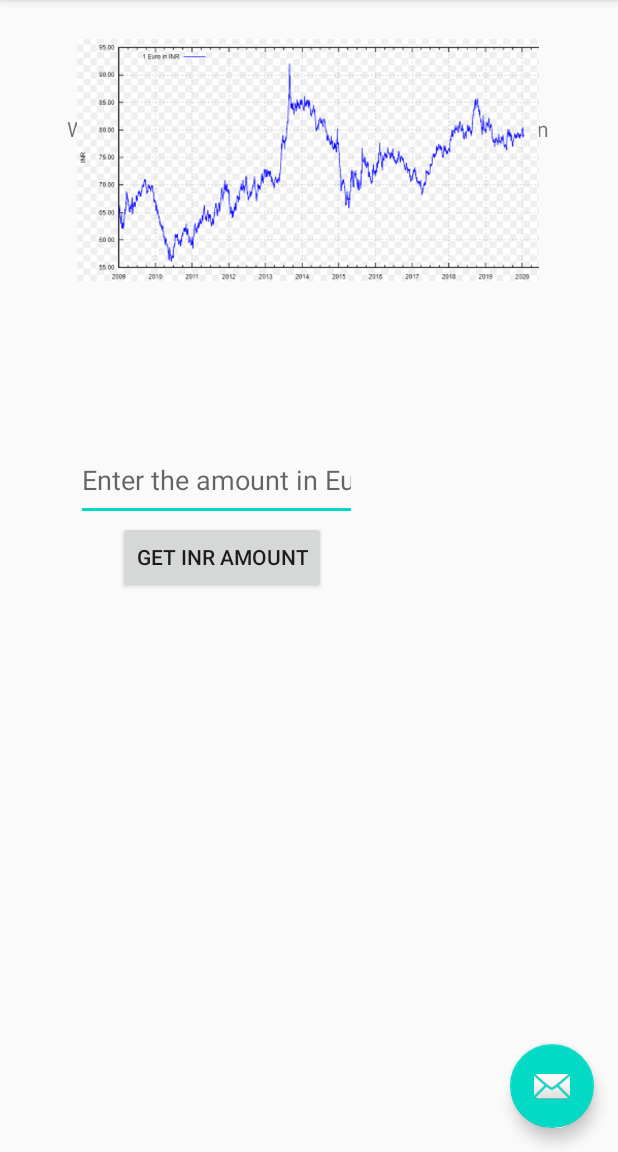
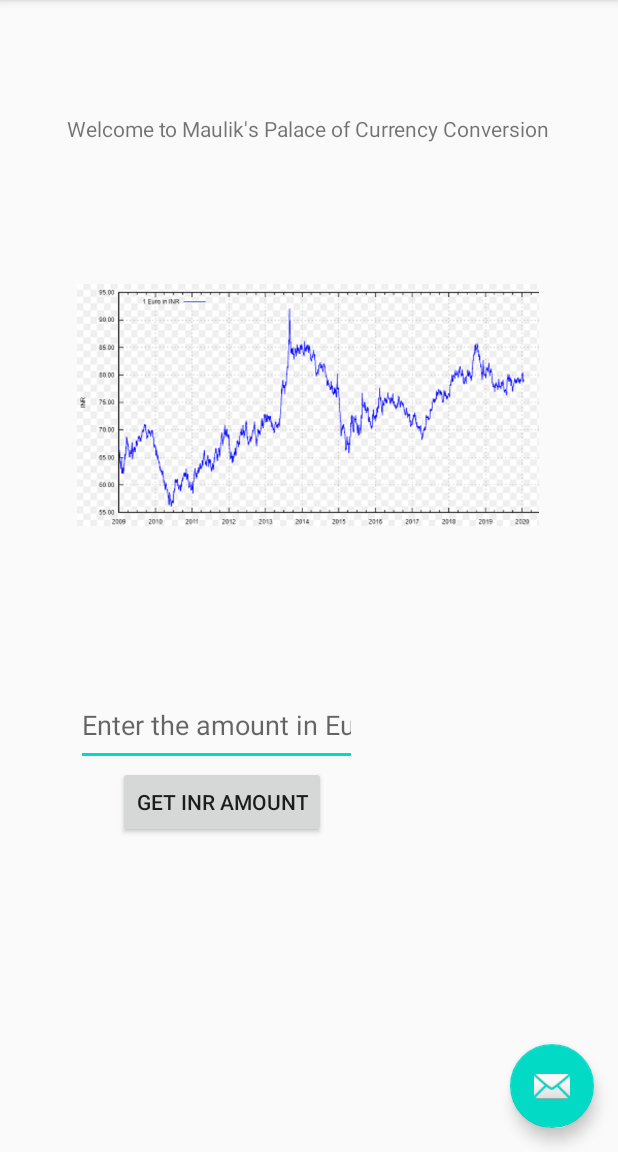
Before and after one commit to anindameister/learningAndroid, an Android app: the screen it shows after launch (MainActivity), on a phone screen of 412 x 824 dp, the part 84-1236 px from its top. Run offline under Robolectric (Android 15) with nearby library versions, the phone set to English and light mode, and no system bars.

Commit message:
the basic app looks fine in the phone

```diff
--- a/MaulikConvertsCurrency/app/src/main/res/layout/content_main.xml
+++ b/MaulikConvertsCurrency/app/src/main/res/layout/content_main.xml
@@ -19,38 +19,38 @@
         app:layout_constraintTop_toTopOf="parent"
         app:layout_constraintVertical_bias="1.0"
         app:navGraph="@navigation/nav_graph" />
+<!--    -->
+<!--    <EditText-->
+<!--        android:id="@+id/editTextTextPersonName"-->
+<!--        android:layout_width="187dp"-->
+<!--        android:layout_height="54dp"-->
+<!--        android:layout_marginTop="80dp"-->
+<!--        android:ems="10"-->
+<!--        android:hint="Enter the amount in Euros"-->
+<!--        android:inputType="textPersonName"-->
+<!--        app:layout_constraintEnd_toEndOf="parent"-->
+<!--        app:layout_constraintHorizontal_bias="0.227"-->
+<!--        app:layout_constraintStart_toStartOf="parent"-->
+<!--        app:layout_constraintTop_toBottomOf="@+id/imageView" />-->
 
-    <EditText
-        android:id="@+id/editTextTextPersonName"
-        android:layout_width="187dp"
-        android:layout_height="54dp"
-        android:layout_marginTop="80dp"
-        android:ems="10"
-        android:hint="Enter the amount in Euros"
-        android:inputType="textPersonName"
-        app:layout_constraintEnd_toEndOf="parent"
-        app:layout_constraintHorizontal_bias="0.227"
-        app:layout_constraintStart_toStartOf="parent"
-        app:layout_constraintTop_toBottomOf="@+id/imageView" />
+<!--    <Button-->
+<!--        android:id="@+id/button"-->
+<!--        android:layout_width="wrap_content"-->
+<!--        android:layout_height="wrap_content"-->
+<!--        android:layout_marginStart="28dp"-->
+<!--        android:layout_marginLeft="28dp"-->
+<!--        android:text="Get inr Amount"-->
+<!--        app:layout_constraintStart_toStartOf="@+id/editTextTextPersonName"-->
+<!--        app:layout_constraintTop_toBottomOf="@+id/editTextTextPersonName" />-->
 
-    <Button
-        android:id="@+id/button"
-        android:layout_width="wrap_content"
-        android:layout_height="wrap_content"
-        android:layout_marginStart="28dp"
-        android:layout_marginLeft="28dp"
-        android:text="Get inr Amount"
-        app:layout_constraintStart_toStartOf="@+id/editTextTextPersonName"
-        app:layout_constraintTop_toBottomOf="@+id/editTextTextPersonName" />
-
-    <ImageView
-        android:id="@+id/imageView"
-        android:layout_width="308dp"
-        android:layout_height="213dp"
-        app:layout_constraintEnd_toEndOf="parent"
-        app:layout_constraintHorizontal_bias="0.495"
-        app:layout_constraintStart_toStartOf="parent"
-        app:srcCompat="@drawable/euro2inr"
-        tools:layout_editor_absoluteY="148dp" />
+<!--    <ImageView-->
+<!--        android:id="@+id/imageView"-->
+<!--        android:layout_width="308dp"-->
+<!--        android:layout_height="213dp"-->
+<!--        app:layout_constraintEnd_toEndOf="parent"-->
+<!--        app:layout_constraintHorizontal_bias="0.495"-->
+<!--        app:layout_constraintStart_toStartOf="parent"-->
+<!--        app:srcCompat="@drawable/euro2inr"-->
+<!--        tools:layout_editor_absoluteY="148dp" /> -->
 
 </androidx.constraintlayout.widget.ConstraintLayout>
--- a/MaulikConvertsCurrency/app/src/main/res/layout/fragment_first.xml
+++ b/MaulikConvertsCurrency/app/src/main/res/layout/fragment_first.xml
@@ -7,7 +7,7 @@
     tools:context=".FirstFragment">
 
     <TextView
-        android:id="@+id/textview_first"
+        android:id="@+id/textView_first"
         android:layout_width="wrap_content"
         android:layout_height="wrap_content"
         android:layout_marginTop="76dp"
@@ -17,4 +17,39 @@
         app:layout_constraintStart_toStartOf="parent"
         app:layout_constraintTop_toTopOf="parent" />
 
+    <EditText
+        android:id="@+id/editTextTextPersonName"
+        android:layout_width="187dp"
+        android:layout_height="54dp"
+        android:layout_marginTop="80dp"
+        android:ems="10"
+        android:hint="Enter the amount in Euros"
+        android:inputType="textPersonName"
+        app:layout_constraintEnd_toEndOf="parent"
+        app:layout_constraintHorizontal_bias="0.227"
+        app:layout_constraintStart_toStartOf="parent"
+        app:layout_constraintTop_toBottomOf="@+id/imageView" />
+
+    <Button
+        android:id="@+id/button"
+        android:layout_width="wrap_content"
+        android:layout_height="wrap_content"
+        android:layout_marginStart="28dp"
+        android:layout_marginLeft="28dp"
+        android:text="Get inr Amount"
+        app:layout_constraintStart_toStartOf="@+id/editTextTextPersonName"
+        app:layout_constraintTop_toBottomOf="@+id/editTextTextPersonName" />
+
+    <ImageView
+        android:id="@+id/imageView"
+        android:layout_width="308dp"
+        android:layout_height="213dp"
+        android:layout_marginTop="68dp"
+        app:layout_constraintEnd_toEndOf="parent"
+        app:layout_constraintHorizontal_bias="0.495"
+        app:layout_constraintStart_toStartOf="parent"
+        app:layout_constraintTop_toBottomOf="@+id/textView_first"
+        app:srcCompat="@drawable/euro2inr" />
+
+
 </androidx.constraintlayout.widget.ConstraintLayout>
--- a/MaulikConvertsCurrency/app/src/main/res/layout/fragment_second.xml
+++ b/MaulikConvertsCurrency/app/src/main/res/layout/fragment_second.xml
@@ -7,7 +7,7 @@
     tools:context=".SecondFragment">
 
     <TextView
-        android:id="@+id/textview_second"
+        android:id="@+id/textView_second"
         android:layout_width="wrap_content"
         android:layout_height="wrap_content"
         app:layout_constraintBottom_toTopOf="@id/button_second"
@@ -23,5 +23,5 @@
         app:layout_constraintBottom_toBottomOf="parent"
         app:layout_constraintEnd_toEndOf="parent"
         app:layout_constraintStart_toStartOf="parent"
-        app:layout_constraintTop_toBottomOf="@id/textview_second" />
+        app:layout_constraintTop_toBottomOf="@id/textView_second" />
 </androidx.constraintlayout.widget.ConstraintLayout>
```
Also changed, not shown: 1 other file.
